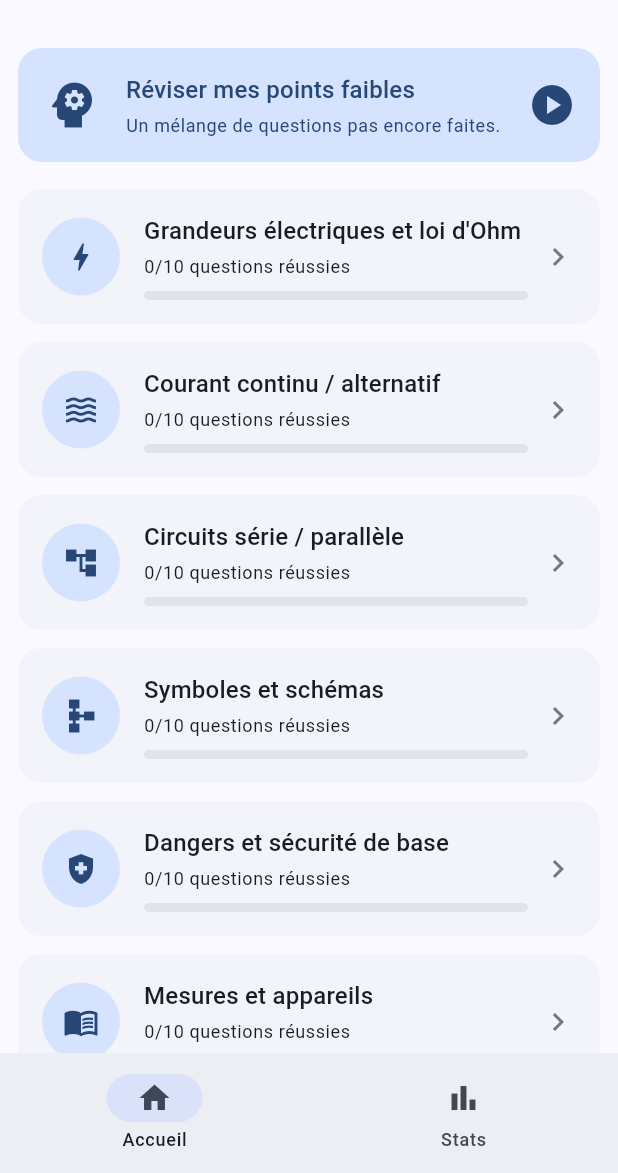
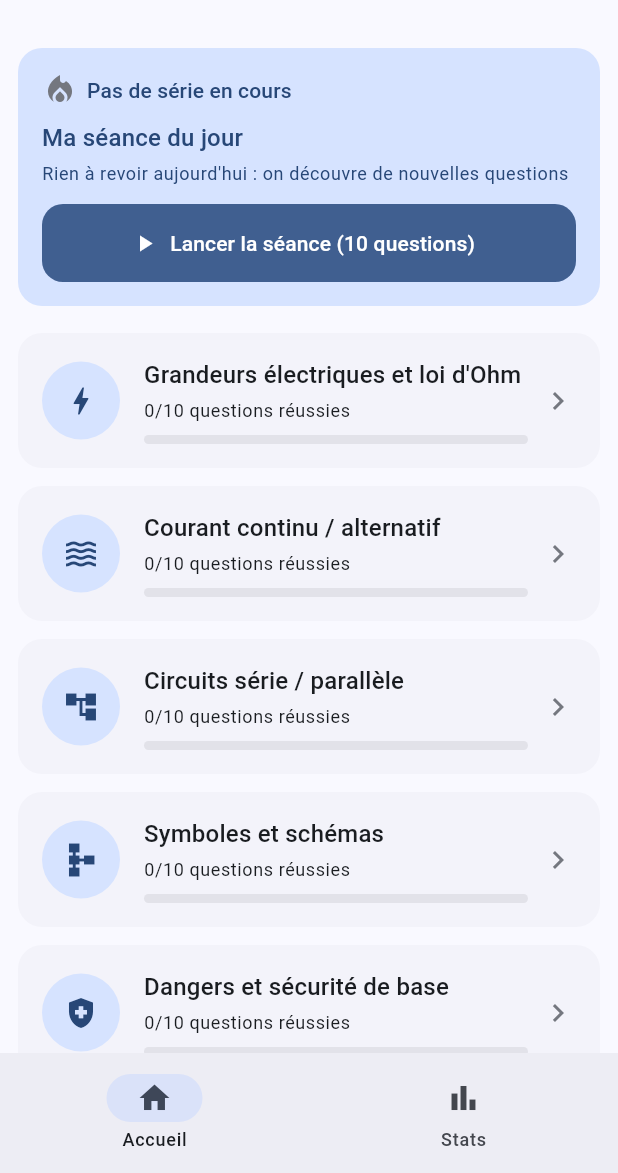
Before and after one commit to PauloLArtiste56/app-lectricit-, a Flutter app: the screen it shows after launch, on a phone screen of 412 x 824 dp, the part 63-1236 px from its top. Run offline on Flutter 3.47's test engine with Material 3 defaults, Android fonts, the phone set to English and light mode, and no system bars; our stand-ins replace shared_preferences.

Commit message:
Séance du jour : révision espacée, série de jours
- models/revision_question.dart : niveau et date de prochaine révision
  par question. Réussite : niveau +1 et intervalle 1, 3, 7, 15 puis 30
  jours. Échec : niveau 0, à revoir dès le lendemain.
- AppState : questions dues aujourd'hui, questions jamais faites, séance
  du jour (10 questions : les dues d'abord, puis des nouvelles), série de
  jours consécutifs calculée depuis l'historique. Horloge injectable
  pour les tests.
- Accueil : carte "Ma séance du jour" avec la série, le bouton de séance
  et le bouton "Retravailler mes points faibles".
- Tests : 39 verts (révision espacée avec horloge simulée, séance, série).

Co-Authored-By: Claude Fable 5.1 <noreply@anthropic.com>
Claude-Session: https://claude.ai/code/session_01RMu6oXrFiTwhT3PyEbCZuc

```diff
--- a/lib/data/app_state.dart
+++ b/lib/data/app_state.dart
@@ -6,6 +6,7 @@ import '../models/module.dart';
 import '../models/progression.dart';
 import '../models/progression_module.dart';
 import '../models/question.dart';
+import '../models/revision_question.dart';
 import 'content_loader.dart';
 import 'progression_store.dart';
 import 'quiz_session.dart';
@@ -14,12 +15,22 @@ import 'quiz_session.dart';
 /// Les écrans lisent ici et appellent les méthodes ci-dessous ; ils ne
 /// touchent jamais directement au stockage.
 class AppState extends ChangeNotifier {
-  AppState({ContentLoader? loader, ProgressionStore? store})
-      : _loader = loader ?? ContentLoader(),
-        _store = store ?? ProgressionStore();
+  AppState({
+    ContentLoader? loader,
+    ProgressionStore? store,
+    DateTime Function()? horloge,
+  })  : _loader = loader ?? ContentLoader(),
+        _store = store ?? ProgressionStore(),
+        _horloge = horloge ?? DateTime.now;
 
   final ContentLoader _loader;
   final ProgressionStore _store;
+
+  /// Injectable dans les tests pour simuler le passage des jours.
+  final DateTime Function() _horloge;
+
+  /// Nombre de questions d'une séance du jour.
+  static const int tailleSeance = 10;
 
   /// Identifiant utilisé dans l'historique pour une séance de révision
   /// (questions de plusieurs modules).
@@ -118,6 +129,62 @@ class AppState extends ChangeNotifier {
   int get nombreARevoir => modulesAvecContenu.fold(
       0, (n, m) => n + progressionDe(m).questionsARevoir.length);
 
+  // --- Séance du jour (révision espacée) --------------------------------
+
+  /// Questions dont la date de révision est arrivée (ou dépassée).
+  List<Question> questionsDues() {
+    final aujourdhui = _aujourdhui();
+    final dues = <(String, Question)>[];
+    for (final m in modulesAvecContenu) {
+      final p = progressionDe(m);
+      for (final q in m.questions) {
+        final r = p.revisions[q.id];
+        if (r != null && r.prochaine.compareTo(aujourdhui) <= 0) {
+          dues.add((r.prochaine, q));
+        }
+      }
+    }
+    // Les plus en retard d'abord.
+    dues.sort((a, b) => a.$1.compareTo(b.$1));
+    return [for (final d in dues) d.$2];
+  }
+
+  int get nombreDues => questionsDues().length;
+
+  /// Questions jamais faites, tous modules, dans l'ordre des modules.
+  List<Question> questionsJamaisFaites() {
+    return [
+      for (final m in modulesAvecContenu)
+        for (final q in m.questions)
+          if (!progressionDe(m).revisions.containsKey(q.id)) q,
+    ];
+  }
+
+  /// La séance du jour : d'abord ce qui est à revoir aujourd'hui, puis des
+  /// questions jamais faites, jusqu'à [tailleSeance].
+  List<Question> questionsDuJour() {
+    final dues = questionsDues().take(tailleSeance).toList();
+    final nouvelles = questionsJamaisFaites()..shuffle();
+    return [...dues, ...nouvelles.take(tailleSeance - dues.length)];
+  }
+
+  /// Nombre de jours consécutifs (jusqu'à aujourd'hui ou hier) avec au moins
+  /// un quiz. 0 si la série est cassée.
+  int get serieJours {
+    final jours = _progression.historique.map((e) => e.date).toSet();
+    var jour = _horloge();
+    if (!jours.contains(_formater(jour))) {
+      jour = jour.subtract(const Duration(days: 1));
+      if (!jours.contains(_formater(jour))) return 0;
+    }
+    var serie = 0;
+    while (jours.contains(_formater(jour))) {
+      serie++;
+      jour = jour.subtract(const Duration(days: 1));
+    }
+    return serie;
+  }
+
   bool moduleTermine(Module module) =>
       module.nombreQuestions > 0 &&
       questionsReussies(module) == module.nombreQuestions;
@@ -142,11 +209,19 @@ class AppState extends ChangeNotifier {
       final module = moduleDe(q) ?? moduleComplet;
       if (module == null) continue;
       final p = progressionDe(module);
+      final niveauActuel = p.revisions[q.id]?.niveau ?? 0;
       if (ratees.contains(q.id)) {
         p.questionsARevoir.add(q.id);
+        // Retour au niveau 0 : à revoir dès demain.
+        p.revisions[q.id] = RevisionQuestion(niveau: 0, prochaine: _dansJours(1));
       } else {
         p.questionsReussies.add(q.id);
         p.questionsARevoir.remove(q.id);
+        final niveau = niveauActuel + 1;
+        p.revisions[q.id] = RevisionQuestion(
+          niveau: niveau,
+          prochaine: _dansJours(RevisionQuestion.intervallePour(niveau)),
+        );
       }
     }
     if (moduleComplet != null &&
@@ -192,8 +267,11 @@ class AppState extends ChangeNotifier {
     notifyListeners();
   }
 
-  static String _aujourdhui() {
-    final d = DateTime.now();
+  String _aujourdhui() => _formater(_horloge());
+
+  String _dansJours(int n) => _formater(_horloge().add(Duration(days: n)));
+
+  static String _formater(DateTime d) {
     String deux(int n) => n.toString().padLeft(2, '0');
     return '${d.year}-${deux(d.month)}-${deux(d.day)}';
   }
--- a/lib/models/progression_module.dart
+++ b/lib/models/progression_module.dart
@@ -1,15 +1,19 @@
+import 'revision_question.dart';
+
 /// Progression de l'utilisateur sur un module : fiches lues, questions
 /// réussies (cumulées au fil des tentatives), questions à revoir (ratées
-/// à la dernière tentative) et meilleur score.
+/// à la dernière tentative), suivi de révision espacée et meilleur score.
 class ProgressionModule {
   ProgressionModule({
     Set<String>? fichesLues,
     Set<String>? questionsReussies,
     Set<String>? questionsARevoir,
+    Map<String, RevisionQuestion>? revisions,
     this.meilleurScore = 0,
   })  : fichesLues = fichesLues ?? {},
         questionsReussies = questionsReussies ?? {},
-        questionsARevoir = questionsARevoir ?? {};
+        questionsARevoir = questionsARevoir ?? {},
+        revisions = revisions ?? {};
 
   final Set<String> fichesLues;
   final Set<String> questionsReussies;
@@ -17,6 +21,9 @@ class ProgressionModule {
   /// Ratées lors de la dernière tentative : elles reviennent en révision
   /// jusqu'à être réussies.
   final Set<String> questionsARevoir;
+
+  /// Par identifiant de question : niveau et date de prochaine révision.
+  final Map<String, RevisionQuestion> revisions;
   int meilleurScore;
 
   factory ProgressionModule.fromJson(Map<String, dynamic> json) {
@@ -26,6 +33,9 @@ class ProgressionModule {
           (json['questions_reussies'] as List<dynamic>? ?? []).cast<String>().toSet(),
       questionsARevoir:
           (json['questions_a_revoir'] as List<dynamic>? ?? []).cast<String>().toSet(),
+      revisions: (json['revisions'] as Map<String, dynamic>? ?? {}).map(
+        (id, v) => MapEntry(id, RevisionQuestion.fromJson(v as Map<String, dynamic>)),
+      ),
       meilleurScore: json['meilleur_score'] as int? ?? 0,
     );
   }
@@ -34,6 +44,7 @@ class ProgressionModule {
         'fiches_lues': fichesLues.toList()..sort(),
         'questions_reussies': questionsReussies.toList()..sort(),
         'questions_a_revoir': questionsARevoir.toList()..sort(),
+        'revisions': revisions.map((id, r) => MapEntry(id, r.toJson())),
         'meilleur_score': meilleurScore,
       };
 }
--- /dev/null
+++ b/lib/models/revision_question.dart
@@ -0,0 +1,27 @@
+/// Suivi d'une question pour la révision espacée : à quel niveau elle est
+/// (nombre de réussites d'affilée) et quand la revoir.
+class RevisionQuestion {
+  const RevisionQuestion({required this.niveau, required this.prochaine});
+
+  /// 0 après un échec, +1 à chaque réussite.
+  final int niveau;
+
+  /// Date `AAAA-MM-JJ` à partir de laquelle la question est à revoir.
+  final String prochaine;
+
+  /// Jours d'attente avant la prochaine révision, selon le niveau atteint.
+  /// Réussie une fois : revoir dans 1 jour ; deux fois : 3 jours ; puis 7, 15, 30.
+  static const List<int> intervalles = [1, 1, 3, 7, 15, 30];
+
+  static int intervallePour(int niveau) =>
+      intervalles[niveau.clamp(0, intervalles.length - 1)];
+
+  factory RevisionQuestion.fromJson(Map<String, dynamic> json) {
+    return RevisionQuestion(
+      niveau: json['niveau'] as int? ?? 0,
+      prochaine: json['prochaine'] as String,
+    );
+  }
+
+  Map<String, dynamic> toJson() => {'niveau': niveau, 'prochaine': prochaine};
+}
--- a/lib/screens/accueil_screen.dart
+++ b/lib/screens/accueil_screen.dart
@@ -2,6 +2,7 @@ import 'package:flutter/material.dart';
 import 'package:provider/provider.dart';
 
 import '../data/app_state.dart';
+import '../models/question.dart';
 import '../widgets/module_card.dart';
 import 'module_screen.dart';
 import 'quiz_screen.dart';
@@ -31,7 +32,7 @@ class AccueilScreen extends StatelessWidget {
             // Première ligne : la carte de révision ; ensuite les modules.
             itemCount: etat.modules.length + 1,
             itemBuilder: (context, index) {
-              if (index == 0) return const _CarteRevision();
+              if (index == 0) return const _CarteEntrainement();
               final module = etat.modules[index - 1];
               return ModuleCard(
                 module: module,
@@ -49,16 +50,16 @@ class AccueilScreen extends StatelessWidget {
   }
 }
 
-/// Carte "Réviser mes points faibles" en tête de l'accueil.
-class _CarteRevision extends StatelessWidget {
-  const _CarteRevision();
+/// Carte d'entraînement en tête de l'accueil : séance du jour (révision
+/// espacée), points faibles, série de jours.
+class _CarteEntrainement extends StatelessWidget {
+  const _CarteEntrainement();
 
-  void _lancer(BuildContext context, AppState etat) {
-    final questions = etat.questionsPourRevision();
+  void _lancer(BuildContext context, String titre, List<Question> questions) {
     if (questions.isEmpty) return;
     Navigator.of(context).push(
       MaterialPageRoute<void>(
-        builder: (_) => QuizScreen(titre: 'Révision', questions: questions),
+        builder: (_) => QuizScreen(titre: titre, questions: questions),
       ),
     );
   }
@@ -66,51 +67,73 @@ class _CarteRevision extends StatelessWidget {
   @override
   Widget build(BuildContext context) {
     final etat = context.watch<AppState>();
-    final scheme = Theme.of(context).colorScheme;
-    final aRevoir = etat.nombreARevoir;
-    final toutReussi = etat.totalReussies == etat.totalQuestions && aRevoir == 0;
+    final theme = Theme.of(context);
+    final scheme = theme.colorScheme;
+    final dues = etat.nombreDues;
+    final faibles = etat.nombreARevoir;
+    final serie = etat.serieJours;
+    final seance = etat.questionsDuJour();
 
-    final String texte;
-    if (toutReussi) {
-      texte = 'Tout est réussi. Une séance pour entretenir ?';
-    } else if (aRevoir == 0) {
-      texte = 'Un mélange de questions pas encore faites.';
+    final String sousTitre;
+    if (dues > 0) {
+      sousTitre = '$dues question${dues > 1 ? 's' : ''} à revoir aujourd\'hui';
+    } else if (seance.isNotEmpty) {
+      sousTitre = 'Rien à revoir aujourd\'hui : on découvre de nouvelles questions';
     } else {
-      texte = '$aRevoir question${aRevoir > 1 ? 's' : ''} ratée${aRevoir > 1 ? 's' : ''} à retravailler.';
+      sousTitre = 'Tout est à jour. Reviens demain !';
     }
 
     return Card(
       color: scheme.primaryContainer,
       margin: const EdgeInsets.only(bottom: 12, top: 6),
-      clipBehavior: Clip.antiAlias,
-      child: InkWell(
-        onTap: toutReussi ? null : () => _lancer(context, etat),
       child: Padding(
         padding: const EdgeInsets.all(16),
-          child: Row(
-            children: [
-              Icon(Icons.psychology, size: 40, color: scheme.onPrimaryContainer),
-              const SizedBox(width: 16),
-              Expanded(
         child: Column(
           crossAxisAlignment: CrossAxisAlignment.start,
           children: [
-                    Text('Réviser mes points faibles',
-                        style: Theme.of(context).textTheme.titleMedium?.copyWith(
+            Row(
+              children: [
+                Icon(Icons.local_fire_department,
+                    color: serie > 0 ? Colors.orange.shade700 : scheme.outline),
+                const SizedBox(width: 6),
+                Text(
+                  serie > 0
+                      ? 'Série : $serie jour${serie > 1 ? 's' : ''}'
+                      : 'Pas de série en cours',
+                  style: theme.textTheme.labelLarge?.copyWith(
+                    color: scheme.onPrimaryContainer,
+                  ),
+                ),
+              ],
+            ),
+            const SizedBox(height: 8),
+            Text('Ma séance du jour',
+                style: theme.textTheme.titleMedium?.copyWith(
                   color: scheme.onPrimaryContainer,
                 )),
             const SizedBox(height: 4),
-                    Text(texte,
-                        style: Theme.of(context).textTheme.bodySmall?.copyWith(
+            Text(sousTitre,
+                style: theme.textTheme.bodySmall?.copyWith(
                   color: scheme.onPrimaryContainer,
                 )),
+            const SizedBox(height: 12),
+            FilledButton.icon(
+              onPressed: seance.isEmpty
+                  ? null
+                  : () => _lancer(context, 'Séance du jour', seance),
+              icon: const Icon(Icons.play_arrow),
+              label: Text('Lancer la séance (${seance.length} questions)'),
+            ),
+            if (faibles > 0) ...[
+              const SizedBox(height: 8),
+              OutlinedButton.icon(
+                onPressed: () => _lancer(
+                    context, 'Points faibles', etat.questionsPourRevision()),
+                icon: const Icon(Icons.psychology),
+                label: Text('Retravailler mes $faibles point${faibles > 1 ? 's' : ''} faible${faibles > 1 ? 's' : ''}'),
+              ),
             ],
-                ),
-              ),
-              if (!toutReussi)
-                Icon(Icons.play_circle, size: 32, color: scheme.onPrimaryContainer),
           ],
-          ),
         ),
       ),
     );
```
Also changed, not shown: 2 other files. Lines whose indentation alone changed are shown as unchanged.
